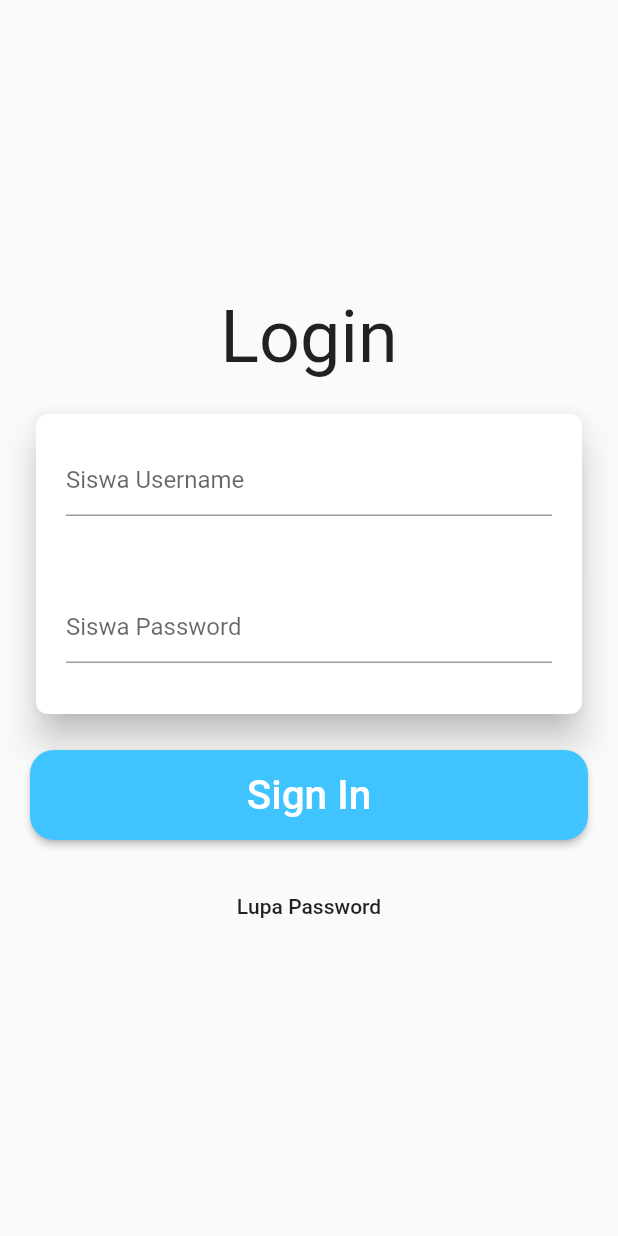
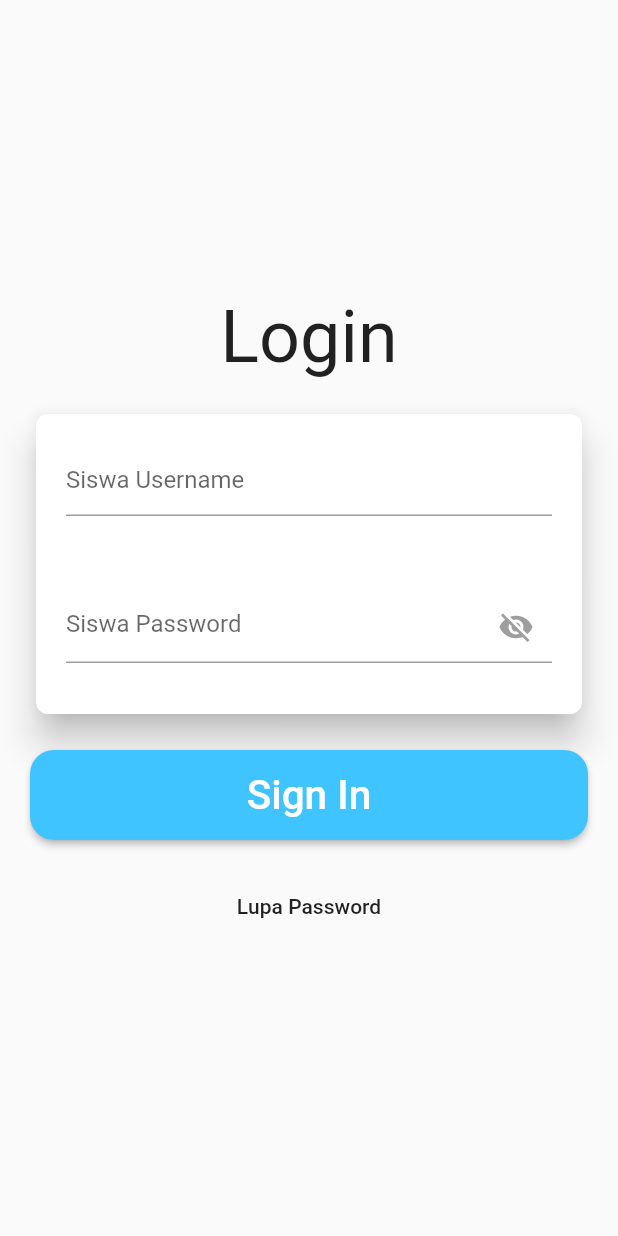
Before and after one commit to naufalnab/bintang_pelajar, a Flutter app: the screen it shows after launch, on a phone screen of 412 x 824 dp. Run offline on Flutter 3.47's test engine with Material 2 defaults, Android fonts, the phone set to English and light mode, and no system bars; our stand-ins replace flutter_svg, font_awesome_flutter, shared_preferences; missing offline and left inert: flutter_full_pdf_viewer, flutter_inappwebview, json_table.

Commit message:
UPDATE YA MOHON DIPULL!!!

```diff
--- a/lib/Login/login.dart
+++ b/lib/Login/login.dart
@@ -18,6 +18,7 @@ class _State extends State<Login> {
 
   bool _isLoading = false;
   String token;
+  bool _hidePass = true;
 
 // fungsi untuk ke API server
   void signIn(String siswa_username, String siswa_password) async {
@@ -53,7 +54,7 @@ class _State extends State<Login> {
       // set up the button
       Widget okButton = FlatButton(
         child: Text("${res.body}"),
-          onPressed: () { },
+        onPressed: () {},
       );
       // set up the AlertDialog
       AlertDialog alert = AlertDialog(
@@ -123,9 +124,20 @@ class _State extends State<Login> {
                         padding: const EdgeInsets.all(20),
                         child: TextField(
                           controller: _siswaPasswordController,
-                          obscureText: true,
-                          decoration:
-                              InputDecoration(hintText: "Siswa Password"),
+                          obscureText: _hidePass,
+                          decoration: InputDecoration(
+                              hintText: "Siswa Password",
+                              suffixIcon: GestureDetector(
+                                onTap: () {
+                                  _passwordTampil();
+                                },
+                                child: Icon(
+                                  _hidePass
+                                      ? Icons.visibility_off
+                                      : Icons.visibility,
+                                  color: _hidePass ? Colors.grey : Colors.blue,
+                                ),
+                              )),
                         ),
                       ),
                     ],
@@ -170,6 +182,12 @@ class _State extends State<Login> {
     );
   }
 
+  void _passwordTampil() {
+    setState(() {
+      _hidePass = !_hidePass;
+    });
+  }
+
   Future<void> main() async {
     WidgetsFlutterBinding.ensureInitialized();
     SharedPreferences sharedPreferences = await SharedPreferences.getInstance();
@@ -180,12 +198,13 @@ class _State extends State<Login> {
       home: token == null ? new MyApp() : HomeScreen(),
     ));
   }
+
   void initState() {
     super.initState();
     getToken();
   }
 
-  Future <void> getToken() async {
+  Future<void> getToken() async {
     SharedPreferences sharedPreferences = await SharedPreferences.getInstance();
     setState(() {
       token = sharedPreferences.getString('token');
--- a/lib/Profile/Screens/ProfilePage.dart
+++ b/lib/Profile/Screens/ProfilePage.dart
@@ -66,7 +66,7 @@ class MapScreenState extends State<ProfilePage>
                                   shape: BoxShape.circle,
                                   image: new DecorationImage(
                                     image: new NetworkImage(
-                                        'https://media-exp1.licdn.com/dms/image/C5603AQEfM52j9hBIzg/profile-displayphoto-shrink_200_200/0?e=1610582400&v=beta&t=lYYh3ysCtmdZKS0ou2LmYNmKyxKycd0Tgv8GnqaqkpI'),
+                                        'https://media-exp1.licdn.com/dms/image/C510BAQGEeeql8qucVg/company-logo_200_200/0?e=2159024400&v=beta&t=7yQGHdnFgYg_UqJNJBeW4xKQRUTGDkLEJVnnxJHnlQ0'),
                                   ),
                                 )),
                           ],
```
Lines whose indentation alone changed are shown as unchanged.
